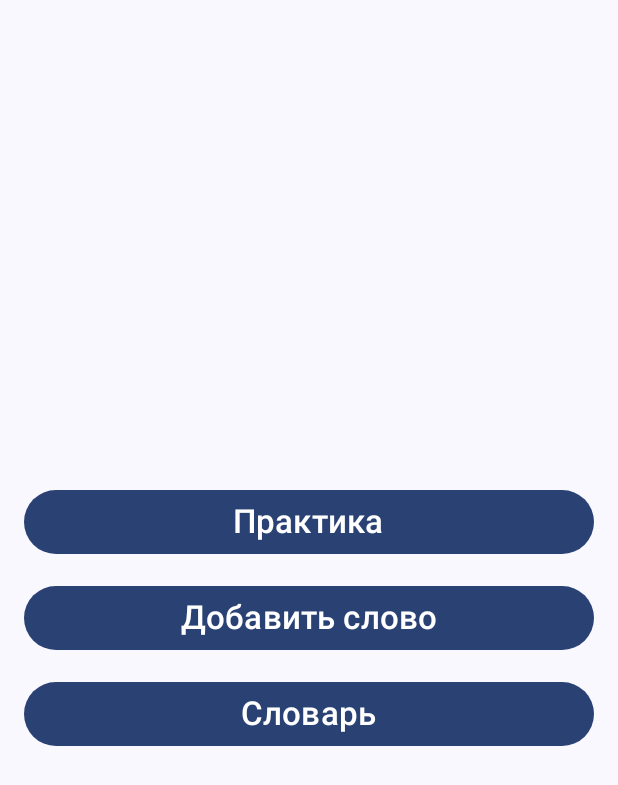
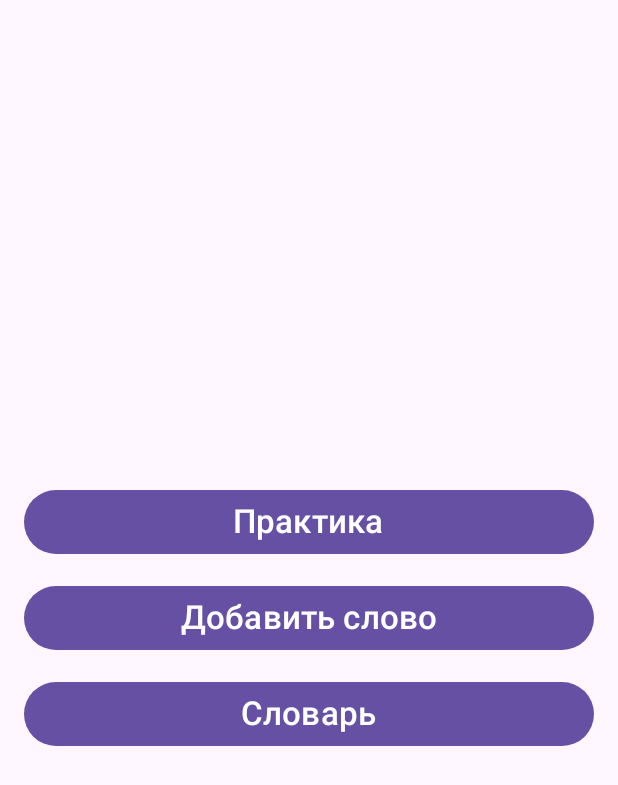
Before and after one commit to SergeiKrainyukov/MyFavoriteDictionary, an Android app built with Jetpack Compose: the screen it shows after launch (MainActivity), on a phone screen of 412 x 824 dp. Shown: the top 785 px of the screen. Run offline under Robolectric (Android 15) with nearby library versions, the phone set to English and light mode, and no system bars; our stand-ins replace Room's generated code.

Commit message:
Поправлена тема

```diff
--- a/app/src/main/java/com/sergeikrainyukov/myfavoritedictionary/ui/theme/Theme.kt
+++ b/app/src/main/java/com/sergeikrainyukov/myfavoritedictionary/ui/theme/Theme.kt
@@ -40,8 +40,7 @@ private val LightColorScheme = lightColorScheme(
 @Composable
 fun MyFavoriteDictionaryTheme(
     darkTheme: Boolean = isSystemInDarkTheme(),
-    // Dynamic color is available on Android 12+
-    dynamicColor: Boolean = true,
+    dynamicColor: Boolean = false,
     content: @Composable () -> Unit
 ) {
     val colorScheme = when {
```
